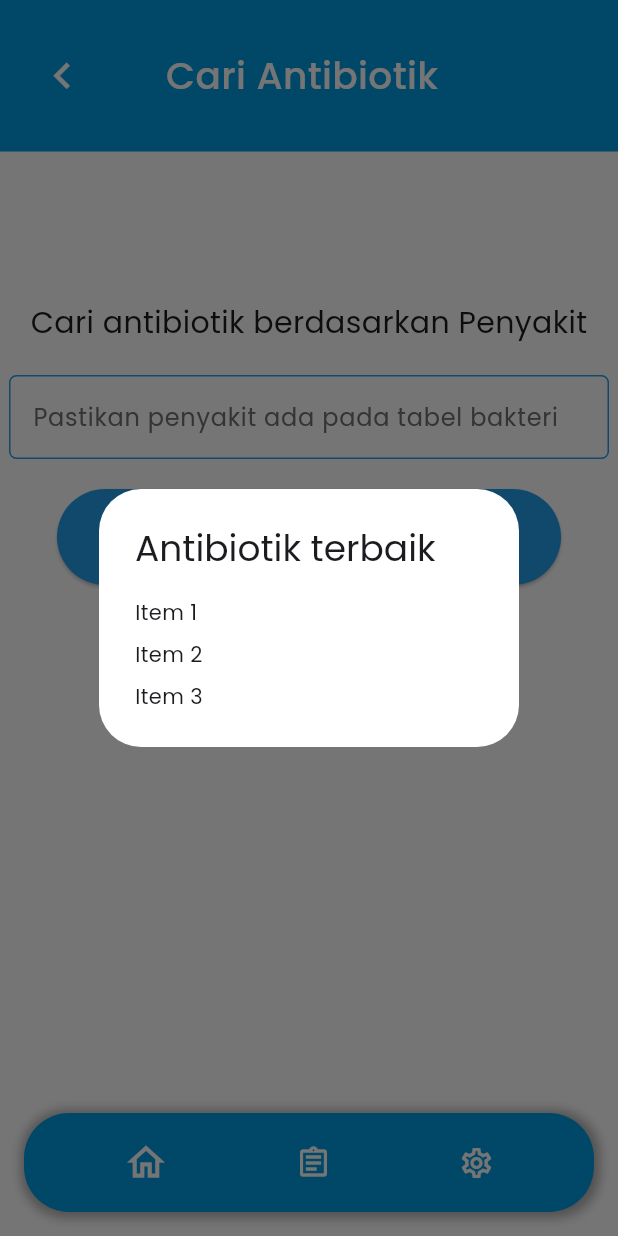
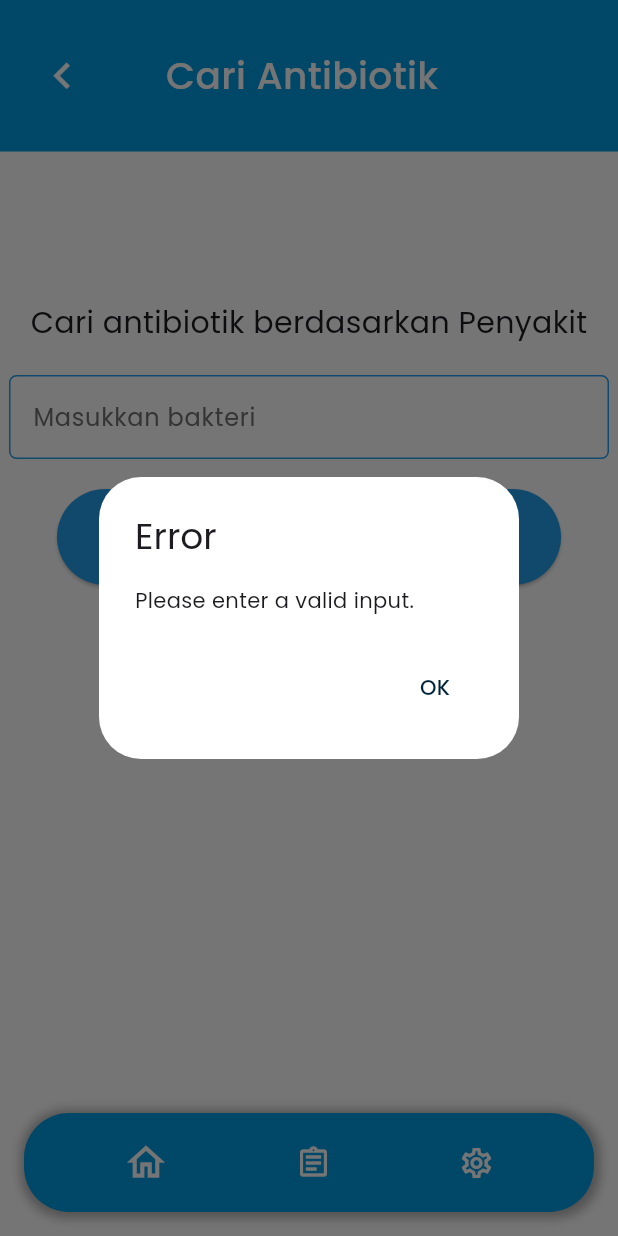
Before and after one commit to Shua24/penicillisolver-mobile, a Flutter app: the AntibioticQuery screen opened directly, item 3 of the bottom bar chosen, after a tap on the "assignment" icon, after a tap on "Cari", on a phone screen of 412 x 824 dp. Run offline on Flutter 3.47's test engine with Material 3 defaults, Android fonts, the phone set to English and light mode, and no system bars; our stand-ins replace camera, firebase_core, flutter_dotenv, flutter_local_notifications, google_fonts; accounts and stored records are empty.

```diff
--- a/lib/lookup.dart
+++ b/lib/lookup.dart
@@ -1,4 +1,7 @@
 import 'package:flutter/material.dart';
+import 'package:flutter_dotenv/flutter_dotenv.dart';
+import 'package:http/http.dart' as http;
+import 'dart:convert';
 import 'package:penicillisolver/MainMenu.dart';
 import 'package:penicillisolver/setting.dart';
 import 'theme.dart';
@@ -15,8 +18,107 @@ class MyApp extends StatelessWidget {
   }
 }
 
-class AntibioticQuery extends StatelessWidget {
+class AntibioticQuery extends StatefulWidget {
   const AntibioticQuery({super.key});
+
+  @override
+  _AntibioticQueryState createState() => _AntibioticQueryState();
+}
+
+class _AntibioticQueryState extends State<AntibioticQuery> {
+  final TextEditingController _textController = TextEditingController();
+
+  @override
+  void initState() {
+    super.initState();
+    _loadEnv();
+  }
+
+  Future<void> _loadEnv() async {
+    try {
+      await dotenv.load();
+      print("Environment variables loaded");
+    } catch (e) {
+      print("Error loading .env file: $e");
+    }
+  }
+
+  List<String> _results = [];
+
+  Future<void> _fetchData() async {
+    final query = _textController.text.trim();
+    final apiUrl = '${dotenv.env['FLUTTER_API_URL']}/top-values?column=$query';
+    if (query.isEmpty) {
+      _showDialog('Error', 'Please enter a valid input.');
+      return;
+    }
+
+    final url = Uri.parse(apiUrl);
+
+    try {
+      final response = await http.get(url);
+      if (response.statusCode == 200) {
+        final data = jsonDecode(response.body);
+
+        final List<dynamic> antibiotics = data['tiga_antibiotik'];
+
+        setState(() {
+          _results = antibiotics.map((antibiotic) {
+            final organism = antibiotic['Organism'];
+            final percentage = antibiotic[query] ?? 'Unknown';
+            return '$organism: $percentage%';
+          }).toList();
+        });
+
+        _showResultsDialog();
+      } else {
+        _showDialog('Error', 'Failed to fetch data: ${response.reasonPhrase}');
+      }
+    } catch (e) {
+      _showDialog('Error', 'An error occurred: $e');
+    }
+  }
+
+  void _showDialog(String title, String content) {
+    showDialog<String>(
+      context: context,
+      builder: (BuildContext context) => AlertDialog(
+        title: Text(title),
+        content: Text(content),
+        actions: [
+          TextButton(
+            onPressed: () => Navigator.pop(context),
+            child: const Text('OK'),
+          ),
+        ],
+      ),
+    );
+  }
+
+  void _showResultsDialog() {
+    showDialog<String>(
+      context: context,
+      builder: (BuildContext context) => AlertDialog(
+        title: const Text('Antibiotik terbaik'),
+        content: Column(
+          mainAxisSize: MainAxisSize.min,
+          crossAxisAlignment: CrossAxisAlignment.start,
+          children: _results.map((item) {
+            return Padding(
+              padding: const EdgeInsets.only(bottom: 8),
+              child: Text(item),
+            );
+          }).toList(),
+        ),
+        actions: [
+          TextButton(
+            onPressed: () => Navigator.pop(context),
+            child: const Text('OK'),
+          ),
+        ],
+      ),
+    );
+  }
 
   @override
   Widget build(BuildContext context) {
@@ -35,14 +137,15 @@ class AntibioticQuery extends StatelessWidget {
                   IconButton(
                     icon: const Icon(
                       Icons.chevron_left,
-                      color: Color.fromARGB(255, 255, 255, 255),
+                      color: Colors.white,
                       size: 35,
                     ),
                     onPressed: () {
                       Navigator.pushReplacement(
                         context,
                         MaterialPageRoute(
-                            builder: (context) => const MainMenu()),
+                          builder: (context) => const MainMenu(),
+                        ),
                       );
                     },
                   ),
@@ -53,7 +156,7 @@ class AntibioticQuery extends StatelessWidget {
                         'Cari Antibiotik',
                         textAlign: TextAlign.center,
                         style: TextStyle(
-                          color: Color.fromARGB(255, 255, 255, 255),
+                          color: Colors.white,
                           fontSize: 25,
                           fontWeight: FontWeight.w500,
                         ),
@@ -62,9 +165,9 @@ class AntibioticQuery extends StatelessWidget {
                   ),
                   const CircleAvatar(
                     radius: 20,
-                    backgroundColor: Color.fromARGB(0, 255, 255, 255),
-                    child: Icon(Icons.person,
-                        size: 40, color: Color.fromARGB(0, 255, 255, 255)),
+                    backgroundColor: Colors.transparent,
+                    child:
+                        Icon(Icons.person, size: 40, color: Colors.transparent),
                   ),
                 ],
               ),
@@ -75,36 +178,19 @@ class AntibioticQuery extends StatelessWidget {
               style: TextStyle(fontSize: 20),
             ),
             const SizedBox(height: 20),
-            const SizedBox(
+            SizedBox(
               width: 400,
               child: TextField(
-                decoration: InputDecoration(
-                  labelText: 'Pastikan penyakit ada pada tabel bakteri',
+                controller: _textController,
+                decoration: const InputDecoration(
+                  labelText: 'Masukkan bakteri',
                   border: OutlineInputBorder(),
                 ),
               ),
             ),
             const SizedBox(height: 20),
             ElevatedButton(
-              onPressed: () {
-                showDialog<String>(
-                  context: context,
-                  builder: (BuildContext context) => const AlertDialog(
-                    title: Text('Antibiotik terbaik'),
-                    content: Column(
-                      mainAxisSize: MainAxisSize.min,
-                      crossAxisAlignment: CrossAxisAlignment.start,
-                      children: [
-                        Text('Item 1'),
-                        SizedBox(height: 8),
-                        Text('Item 2'),
-                        SizedBox(height: 8),
-                        Text('Item 3'),
-                      ],
-                    ),
-                  ),
-                );
-              },
+              onPressed: _fetchData,
               child: const Text(
                 'Cari',
                 style: TextStyle(fontSize: 17),
```
